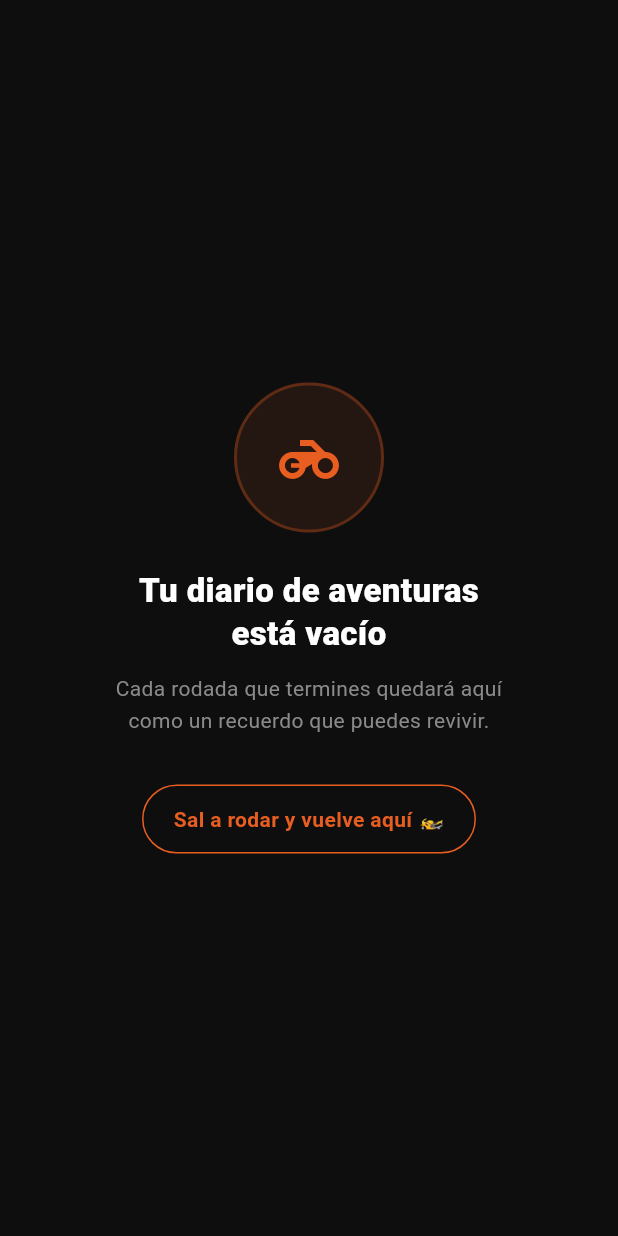
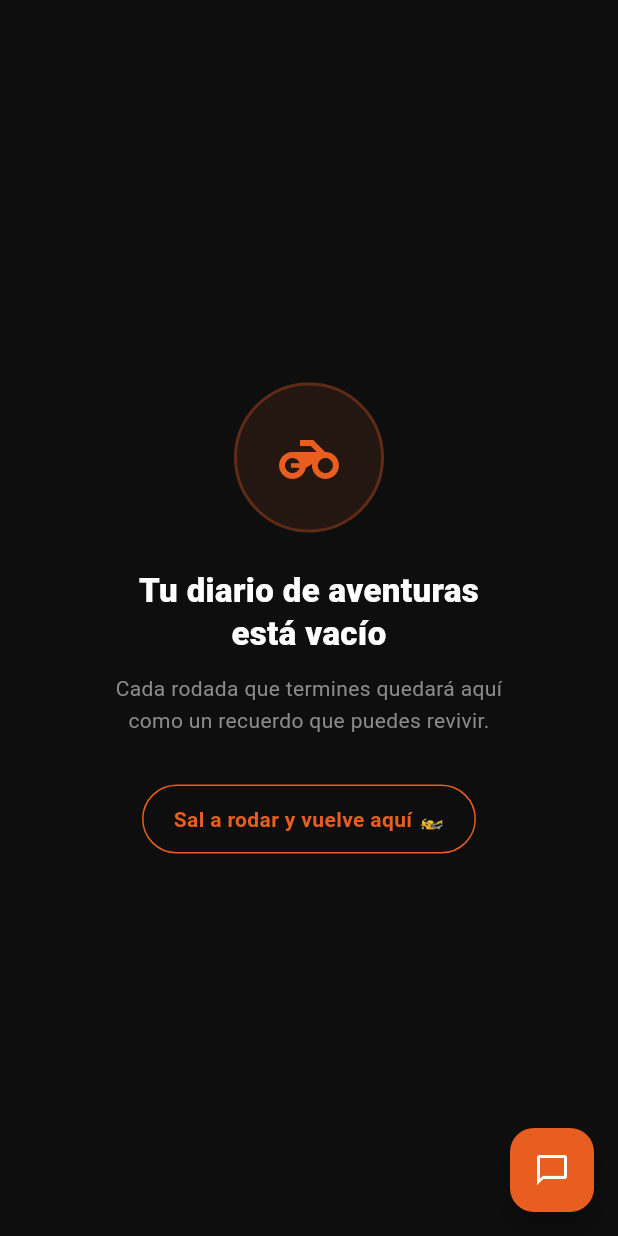
Before and after one commit to multiservicioslavina-commits/gruas, a Flutter app: the MyHistoryScreen screen opened directly, on a phone screen of 412 x 824 dp. Run offline on Flutter 3.47's test engine with Material 3 defaults, Android fonts, the phone set to English and light mode, and no system bars; our stand-ins replace flutter_map, image_picker, latlong2, permission_handler, sensors_plus, shared_preferences and 3 more; missing offline and left inert: gal, onesignal_flutter; accounts and stored records are empty.

Commit message:
Add Rita floating action button to all main screens
- Create reusable RitaFab widget with WhatsApp integration
- Add Rita FAB to RideMapScreen, RideraHome, ProfileScreen, and MyHistoryScreen
- Implement animation and WhatsApp deep linking with greeting message
- Position FABs vertically when multiple actions exist (map, camera, SOS)

Co-Authored-By: Claude Haiku 4.5 <noreply@anthropic.com>
Claude-Session: https://claude.ai/code/session_01Egw2JJ7dhPUc8eYSxZAm3m

```diff
--- a/ridera-ride-live/lib/screens/my_history_screen.dart
+++ b/ridera-ride-live/lib/screens/my_history_screen.dart
@@ -2,6 +2,7 @@ import 'package:flutter/material.dart';
 import 'package:url_launcher/url_launcher.dart';
 import '../services/ride_service.dart';
 import '../theme.dart';
+import '../widgets/rita_fab.dart';
 import 'ride_summary_screen.dart';
 
 class MyHistoryScreen extends StatefulWidget {
@@ -106,6 +107,7 @@ class _MyHistoryScreenState extends State<MyHistoryScreen> {
                     ),
                   ],
                 ),
+      floatingActionButton: const RitaFab(),
     );
   }
 
--- a/ridera-ride-live/lib/screens/profile_screen.dart
+++ b/ridera-ride-live/lib/screens/profile_screen.dart
@@ -1,6 +1,7 @@
 import 'package:flutter/material.dart';
 import '../services/auth_service.dart';
 import '../theme.dart';
+import '../widgets/rita_fab.dart';
 
 class ProfileScreen extends StatefulWidget {
   const ProfileScreen({super.key});
@@ -185,6 +186,7 @@ class _ProfileScreenState extends State<ProfileScreen> {
                 const SizedBox(height: 30),
               ],
             ),
+      floatingActionButton: const RitaFab(),
     );
   }
 
--- a/ridera-ride-live/lib/screens/ride_map_screen.dart
+++ b/ridera-ride-live/lib/screens/ride_map_screen.dart
@@ -14,6 +14,7 @@ import '../services/push_dispatcher.dart';
 import '../services/ride_service.dart';
 import '../services/ride_status.dart';
 import '../services/safety_service.dart';
+import '../widgets/rita_fab.dart';
 import 'mesh_diagnostic_screen.dart';
 import '../widgets/rider_marker.dart';
 import 'ride_summary_screen.dart';
@@ -937,6 +938,8 @@ class _RideMapScreenState extends State<RideMapScreen>
         floatingActionButton: Column(
           mainAxisSize: MainAxisSize.min,
           children: [
+            RitaFab(),
+            const SizedBox(height: 12),
             FloatingActionButton(
               heroTag: 'camera',
               onPressed: _uploadingPhoto ? null : _takePhoto,
--- /dev/null
+++ b/ridera-ride-live/lib/widgets/rita_fab.dart
@@ -0,0 +1,68 @@
+import 'package:flutter/material.dart';
+import 'package:url_launcher/url_launcher.dart';
+import '../rita_config.dart';
+import '../theme.dart';
+
+class RitaFab extends StatefulWidget {
+  final VoidCallback? onPressed;
+
+  const RitaFab({
+    super.key,
+    this.onPressed,
+  });
+
+  @override
+  State<RitaFab> createState() => _RitaFabState();
+}
+
+class _RitaFabState extends State<RitaFab>
+    with SingleTickerProviderStateMixin {
+  late AnimationController _animController;
+  late Animation<double> _scaleAnimation;
+
+  @override
+  void initState() {
+    super.initState();
+    _animController = AnimationController(
+      duration: const Duration(milliseconds: 600),
+      vsync: this,
+    );
+    _scaleAnimation = Tween<double>(begin: 0.0, end: 1.0).animate(
+      CurvedAnimation(parent: _animController, curve: Curves.elasticOut),
+    );
+    _animController.forward();
+  }
+
+  @override
+  void dispose() {
+    _animController.dispose();
+    super.dispose();
+  }
+
+  Future<void> _openRitaChat() async {
+    try {
+      final url = Uri.parse(
+        'https://wa.me/$kRitaWhatsAppNumber?text=${Uri.encodeComponent(kRitaGreeting)}',
+      );
+      if (await canLaunchUrl(url)) {
+        await launchUrl(url, mode: LaunchMode.externalApplication);
+      }
+    } catch (e) {
+      debugPrint('Error al abrir Rita: $e');
+    }
+    widget.onPressed?.call();
+  }
+
+  @override
+  Widget build(BuildContext context) {
+    return ScaleTransition(
+      scale: _scaleAnimation,
+      child: FloatingActionButton(
+        onPressed: _openRitaChat,
+        backgroundColor: RColors.brand,
+        elevation: 6,
+        child: const Icon(Icons.chat_bubble_outline, color: Colors.white),
+      ),
+    );
+  }
+}
```
Also changed, not shown: ridera-ride-live/lib/screens/ridera_home_screen.dart (+15 -1 lines).
